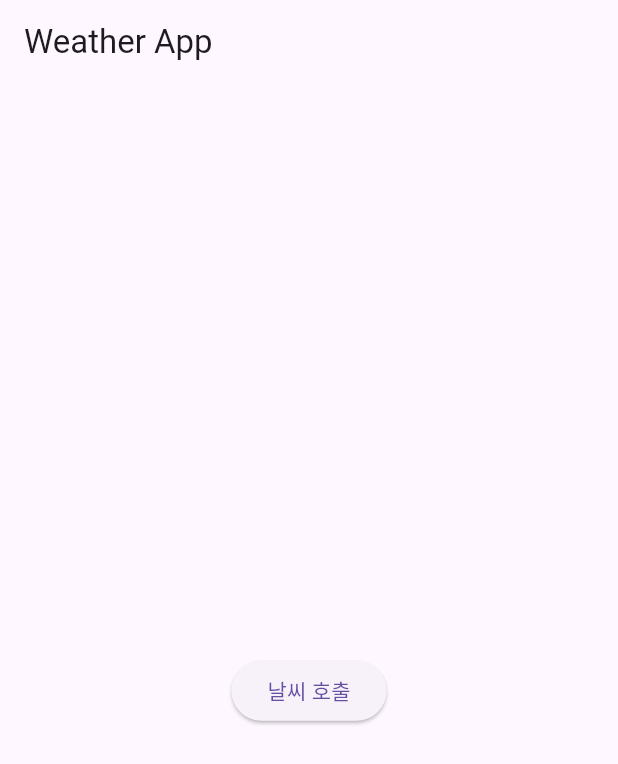
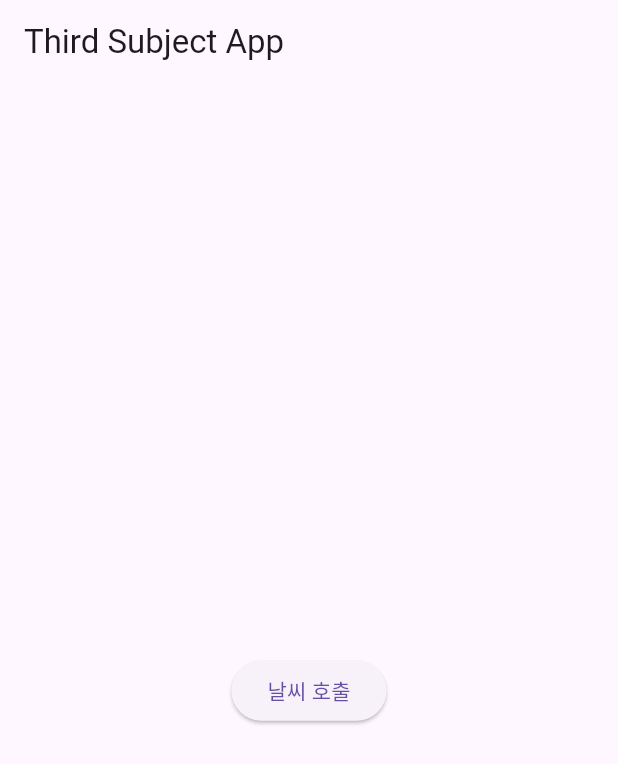
Before and after one commit to olleh365/example2406, a Flutter app: the screen it shows after launch, on a phone screen of 412 x 824 dp. Shown: the top 764 px of the screen. Run offline on Flutter 3.47's test engine with Material 3 defaults, Android fonts, the phone set to English and light mode, and no system bars; our stand-ins replace dio, flutter_local_notifications.

Commit message:
flutter dio 라이브러리 사용으로 변경

```diff
--- a/third_subject/lib/main.dart
+++ b/third_subject/lib/main.dart
@@ -1,5 +1,5 @@
 import 'package:flutter/material.dart';
-import 'package:http/http.dart' as http;
+import 'package:dio/dio.dart';
 
 
 void main() {
@@ -7,44 +7,35 @@ void main() {
 }
 
 class MyApp extends StatelessWidget {
-  const MyApp({Key? key}) : super(key: key);
+  const MyApp({super.key});
 
   @override
   Widget build(BuildContext context) {
-    return MaterialApp(
-      home: _WeatherScreen(),
+    return const MaterialApp(
+      home: WeatherScreen(),
     );
   }
 }
 
-class _WeatherScreen extends StatefulWidget {
+class WeatherScreen extends StatefulWidget {
+  const WeatherScreen({super.key});
   @override
-  _WeatherScreenState createState() => _WeatherScreenState();
+  WeatherScreenState createState() => WeatherScreenState();
 }
 
-class _WeatherScreenState extends State<_WeatherScreen> {
+class WeatherScreenState extends State<WeatherScreen> {
   String weatherData = '';
   bool isLoading = false;
+  final _dio = Dio();
 
   void fetchWeather() async {
     setState(() {
       isLoading = true;
     });
     try {
-      var url = Uri.parse(
-          'https://api.openweathermap.org/data/2.5/weather?lat=37.5511543&lon=126.9727751&appid=fe8f9cb8d0946ab928eea3124790e656');
-      var response = await http.get(url);
+      var response = await _dio.get('https://api.openweathermap.org/data/2.5/weather?lat=37.5511543&lon=126.9727751&appid=fe8f9cb8d0946ab928eea3124790e656');
 
-
-      if (response.statusCode == 200) {
-        setState(() {
-          weatherData = response.body;
-        });
-      } else {
-        setState(() {
-          weatherData = '호출 실패 - Status Code: ${response.statusCode}';
-        });
-      }
+      weatherData = response.data.toString();
     } catch (e) {
       setState(() {
         weatherData = '예외 발생: $e';
@@ -60,7 +51,7 @@ class _WeatherScreenState extends State<_WeatherScreen> {
     Widget build(BuildContext context) {
       return Scaffold(
         appBar: AppBar(
-          title: const Text('Weather App'),
+          title: const Text('Third Subject App'),
         ),
         body: Center(
           child: Column(
--- a/third_subject/pubspec.yaml
+++ b/third_subject/pubspec.yaml
@@ -31,6 +31,8 @@ dependencies:
   flutter:
     sdk: flutter
   http: ^1.2.1
+  dio: ^5.4.3
+  flutter_dotenv: ^5.1.0
 
 
   # The following adds the Cupertino Icons font to your application.
```
Also changed, not shown: third_subject/pubspec.lock, 3 other files.
